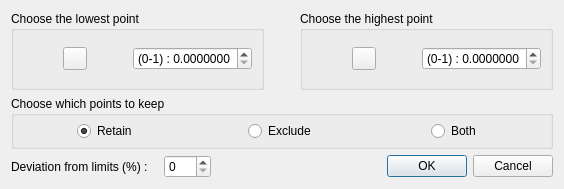
The window that ScalarDialog.ui (ckeleshi/ptrans) describes before a commit, drawn with Qt 5.
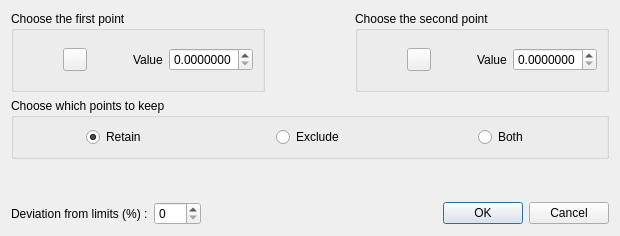
The same window after the commit. Icons and pictures are not drawn.

Commit message: Bug fix: clicking on a blank part of the 3D view could lead to a crash Bug fix: the HSV dialog was cropping the Hue value to 255 Improvements: improved dialogs, with preview of the picked RGB color Syntax cleanup

Diff of the .ui file:
```diff
--- a/ScalarDialog.ui
+++ b/ScalarDialog.ui
@@ -6,8 +6,8 @@
    <rect>
     <x>0</x>
     <y>0</y>
-    <width>564</width>
-    <height>189</height>
+    <width>620</width>
+    <height>236</height>
    </rect>
   </property>
   <property name="sizePolicy">
@@ -21,33 +21,23 @@
   </property>
   <layout class="QVBoxLayout" name="verticalLayout">
    <item>
-    <layout class="QVBoxLayout" name="verticalLayout_2">
-     <item>
       <layout class="QHBoxLayout" name="horizontalLayout">
        <item>
         <widget class="QGroupBox" name="centerGroupBox">
+       <property name="sizePolicy">
+        <sizepolicy hsizetype="Preferred" vsizetype="Maximum">
+         <horstretch>0</horstretch>
+         <verstretch>0</verstretch>
+        </sizepolicy>
+       </property>
          <property name="title">
-          <string>Choose the lowest point</string>
+        <string>Choose the first point</string>
          </property>
          <property name="flat">
           <bool>true</bool>
          </property>
          <layout class="QGridLayout" name="gridLayout_3">
-          <item row="1" column="1">
-           <widget class="QToolButton" name="pointPickingButton_first">
-            <property name="toolTip">
-             <string>Pick the plane center (click again to cancel)</string>
-            </property>
-            <property name="icon">
-             <iconset resource="../../../qCC/icones.qrc">
-              <normaloff>:/CC/images/ccPointPicking.png</normaloff>:/CC/images/ccPointPicking.png</iconset>
-            </property>
-            <property name="checkable">
-             <bool>true</bool>
-            </property>
-           </widget>
-          </item>
-          <item row="0" column="3">
+        <item row="0" column="4">
            <spacer name="verticalSpacer_3">
             <property name="orientation">
              <enum>Qt::Vertical</enum>
@@ -89,27 +79,21 @@
             </property>
            </spacer>
           </item>
-          <item row="2" column="3">
-           <spacer name="verticalSpacer_7">
+        <item row="1" column="2">
+         <spacer name="horizontalSpacer_3">
             <property name="orientation">
-             <enum>Qt::Vertical</enum>
-            </property>
-            <property name="sizeType">
-             <enum>QSizePolicy::Expanding</enum>
+           <enum>Qt::Horizontal</enum>
             </property>
             <property name="sizeHint" stdset="0">
              <size>
-              <width>20</width>
-              <height>10</height>
+            <width>40</width>
+            <height>20</height>
              </size>
             </property>
            </spacer>
           </item>
-          <item row="1" column="3">
+        <item row="1" column="4">
            <widget class="QDoubleSpinBox" name="first">
-            <property name="prefix">
-             <string notr="true">(0-1) : </string>
-            </property>
             <property name="decimals">
              <number>7</number>
             </property>
@@ -124,6 +108,43 @@
             </property>
            </widget>
           </item>
+        <item row="1" column="1">
+         <widget class="QToolButton" name="pointPickingButton_first">
+          <property name="toolTip">
+           <string>Pick the plane center (click again to cancel)</string>
+          </property>
+          <property name="icon">
+           <iconset resource="../../../../qCC/icons.qrc">
+            <normaloff>:/CC/images/ccPointPicking.png</normaloff>:/CC/images/ccPointPicking.png</iconset>
+          </property>
+          <property name="checkable">
+           <bool>true</bool>
+          </property>
+         </widget>
+        </item>
+        <item row="2" column="4">
+         <spacer name="verticalSpacer_7">
+          <property name="orientation">
+           <enum>Qt::Vertical</enum>
+          </property>
+          <property name="sizeType">
+           <enum>QSizePolicy::Expanding</enum>
+          </property>
+          <property name="sizeHint" stdset="0">
+           <size>
+            <width>20</width>
+            <height>10</height>
+           </size>
+          </property>
+         </spacer>
+        </item>
+        <item row="1" column="3">
+         <widget class="QLabel" name="label">
+          <property name="text">
+           <string>Value</string>
+          </property>
+         </widget>
+        </item>
          </layout>
         </widget>
        </item>
@@ -142,14 +163,20 @@
        </item>
        <item>
         <widget class="QGroupBox" name="centerGroupBox_2">
+       <property name="sizePolicy">
+        <sizepolicy hsizetype="Preferred" vsizetype="Maximum">
+         <horstretch>0</horstretch>
+         <verstretch>0</verstretch>
+        </sizepolicy>
+       </property>
          <property name="title">
-          <string>Choose the highest point </string>
+        <string>Choose the second point </string>
          </property>
          <property name="flat">
           <bool>true</bool>
          </property>
          <layout class="QGridLayout" name="gridLayout_4">
-          <item row="2" column="3">
+        <item row="2" column="4">
            <spacer name="verticalSpacer_8">
             <property name="orientation">
              <enum>Qt::Vertical</enum>
@@ -179,7 +206,7 @@
             </property>
            </widget>
           </item>
-          <item row="0" column="3">
+        <item row="0" column="4">
            <spacer name="verticalSpacer_5">
             <property name="orientation">
              <enum>Qt::Vertical</enum>
@@ -195,11 +222,8 @@
             </property>
            </spacer>
           </item>
-          <item row="1" column="3">
+        <item row="1" column="4">
            <widget class="QDoubleSpinBox" name="second">
-            <property name="prefix">
-             <string notr="true">(0-1) : </string>
-            </property>
             <property name="decimals">
              <number>7</number>
             </property>
@@ -240,6 +264,26 @@
             </property>
            </spacer>
           </item>
+        <item row="1" column="0">
+         <spacer name="horizontalSpacer_7">
+          <property name="orientation">
+           <enum>Qt::Horizontal</enum>
+          </property>
+          <property name="sizeHint" stdset="0">
+           <size>
+            <width>40</width>
+            <height>20</height>
+           </size>
+          </property>
+         </spacer>
+        </item>
+        <item row="1" column="3">
+         <widget class="QLabel" name="label_2">
+          <property name="text">
+           <string>Value</string>
+          </property>
+         </widget>
+        </item>
          </layout>
         </widget>
        </item>
@@ -247,19 +291,16 @@
      </item>
      <item>
       <widget class="QGroupBox" name="horizontalGroupBox">
+     <property name="sizePolicy">
+      <sizepolicy hsizetype="Preferred" vsizetype="Maximum">
+       <horstretch>0</horstretch>
+       <verstretch>0</verstretch>
+      </sizepolicy>
+     </property>
        <property name="title">
         <string>Choose which points to keep </string>
        </property>
        <layout class="QHBoxLayout" name="horizontalLayout_2">
-        <property name="spacing">
-         <number>6</number>
-        </property>
-        <property name="topMargin">
-         <number>5</number>
-        </property>
-        <property name="bottomMargin">
-         <number>5</number>
-        </property>
         <item alignment="Qt::AlignHCenter">
          <widget class="QRadioButton" name="retain">
           <property name="text">
@@ -288,7 +329,33 @@
       </widget>
      </item>
      <item>
+    <spacer name="verticalSpacer">
+     <property name="orientation">
+      <enum>Qt::Vertical</enum>
+     </property>
+     <property name="sizeHint" stdset="0">
+      <size>
+       <width>20</width>
+       <height>40</height>
+      </size>
+     </property>
+    </spacer>
+   </item>
+   <item>
+    <widget class="QFrame" name="">
       <layout class="QHBoxLayout" name="horizontalLayout_bottom">
+      <property name="leftMargin">
+       <number>0</number>
+      </property>
+      <property name="topMargin">
+       <number>0</number>
+      </property>
+      <property name="rightMargin">
+       <number>0</number>
+      </property>
+      <property name="bottomMargin">
+       <number>0</number>
+      </property>
        <item>
         <widget class="QLabel" name="margin_label">
          <property name="text">
@@ -296,22 +363,6 @@
          </property>
         </widget>
        </item>
-       <item>
-        <spacer name="horizontalSpacer">
-         <property name="orientation">
-          <enum>Qt::Horizontal</enum>
-         </property>
-         <property name="sizeType">
-          <enum>QSizePolicy::Fixed</enum>
-         </property>
-         <property name="sizeHint" stdset="0">
-          <size>
-           <width>10</width>
-           <height>20</height>
-          </size>
-         </property>
-        </spacer>
-       </item>
        <item>
         <widget class="QSpinBox" name="margin">
          <property name="maximum">
@@ -343,8 +394,7 @@
         </widget>
        </item>
       </layout>
-     </item>
-    </layout>
+    </widget>
    </item>
   </layout>
  </widget>
```
Left out of the diff: 66 changed lines with no effect on the pictures. Lines whose indentation alone changed are shown as unchanged. The commit also changes 9 other files.
